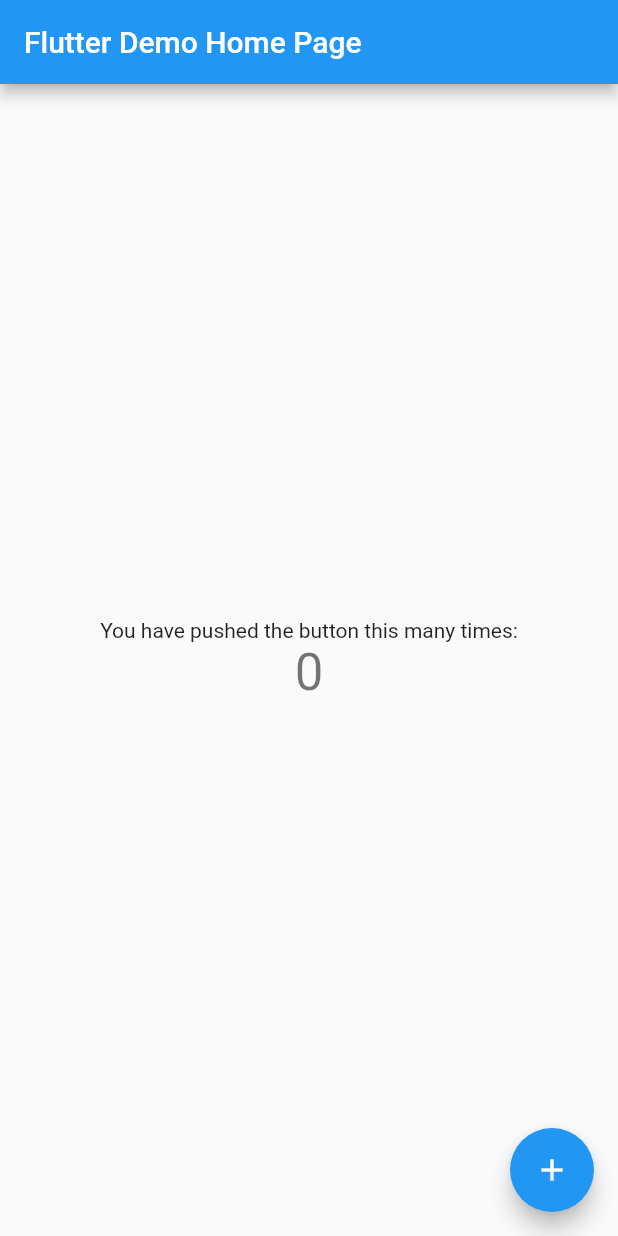
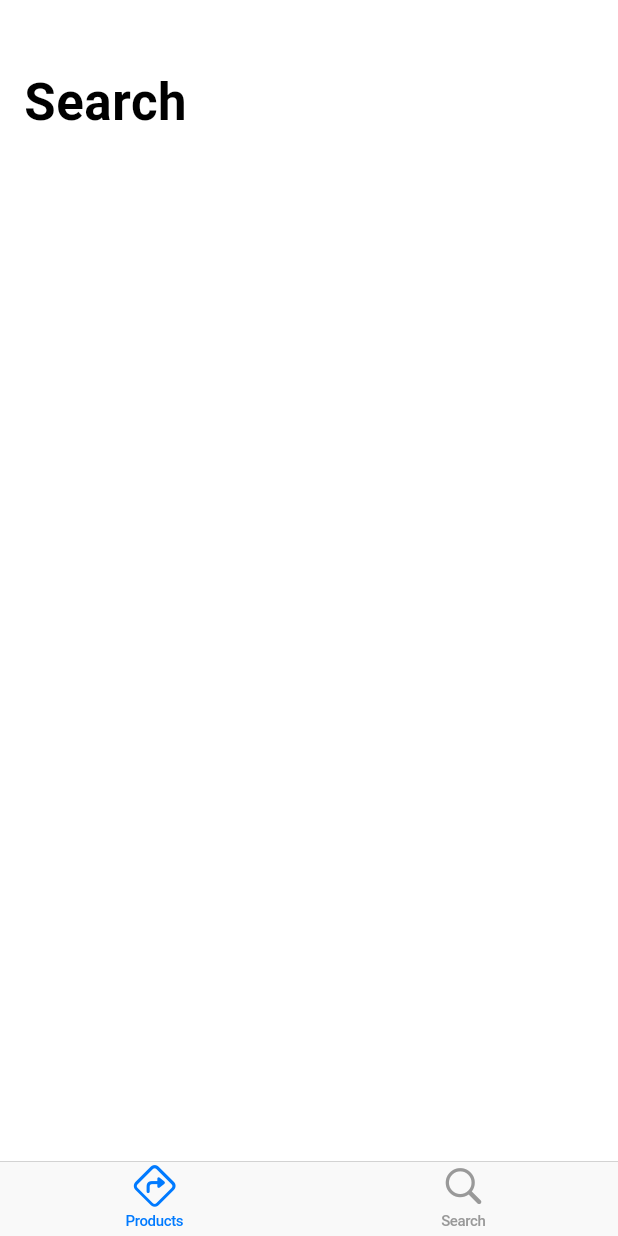
Before and after one commit to bmcciscoding/FlutterNotes, a Flutter app: the screen it shows after launch, on a phone screen of 412 x 824 dp. Run offline on Flutter 3.47's test engine with Material 2 defaults, Android fonts, the phone set to English and light mode, and no system bars.

Commit message:
init apple app

```diff
--- /dev/null
+++ b/FlutterNotes/lib/app.dart
@@ -0,0 +1,79 @@
+import 'package:flutter/cupertino.dart';
+import 'styles.dart';
+
+class CupertinoStoreApp extends StatelessWidget {
+  @override
+  Widget build(BuildContext context) {
+    return CupertinoApp(
+      home: CupertinoStoreHomePage(),
+    );
+  }
+}
+
+// class CupertinoStoreHomePage extends StatelessWidget {
+//   @override
+//   Widget build(BuildContext context) {
+//     return CupertinoPageScaffold(
+//       navigationBar: CupertinoNavigationBar(
+//         middle: const Text('Cupertino Store'),
+//       ),
+//       child: Container(),
+//     );
+//   }
+// }
+
+class CupertinoStoreHomePage extends StatelessWidget {
+  @override
+  Widget build(BuildContext context) {
+    return CupertinoTabScaffold(
+      tabBar: CupertinoTabBar(
+        items: const <BottomNavigationBarItem>[
+          BottomNavigationBarItem(
+            icon: Icon(CupertinoIcons.arrow_up_right_diamond),
+            title: Text('Products'),
+          ),
+          BottomNavigationBarItem(
+            icon: Icon(CupertinoIcons.search),
+            title: Text('Search'),
+          ),
+        ],
+      ),
+      tabBuilder: (context, index) {
+        switch (index) {
+          case 0:
+            return CupertinoTabView(builder: (context) {
+              return CupertinoPageScaffold(
+                child: SearchTab(),
+              );
+            });
+          case 1:
+            return CupertinoTabView(builder: (context) {
+              return CupertinoPageScaffold(
+                child: SearchTab(),
+              );
+            });
+        }
+      },
+    );
+  }
+}
+
+class SearchTab extends StatefulWidget {
+  @override
+  _SearchTabState createState() {
+    return _SearchTabState();
+  }
+}
+
+class _SearchTabState extends State<SearchTab> {
+  @override
+  Widget build(BuildContext context) {
+    return CustomScrollView(
+      slivers: const <Widget>[
+        CupertinoSliverNavigationBar(
+          largeTitle: Text('Search'),
+        ),
+      ],
+    );
+  }
+}
--- a/FlutterNotes/lib/main.dart
+++ b/FlutterNotes/lib/main.dart
@@ -1,117 +1,13 @@
-import 'package:flutter/material.dart';
+import 'package:flutter/cupertino.dart';
+import 'package:flutter/services.dart';
+
+import 'app.dart';
 
 void main() {
-  runApp(MyApp());
+  // This app is designed only to work vertically, so we limit
+  // orientations to portrait up and down.
+  SystemChrome.setPreferredOrientations(
+      [DeviceOrientation.portraitUp, DeviceOrientation.portraitDown]);
+
+  return runApp(CupertinoStoreApp());
 }
-
-class MyApp extends StatelessWidget {
-  // This widget is the root of your application.
-  @override
-  Widget build(BuildContext context) {
-    return MaterialApp(
-      title: 'Flutter Demo',
-      theme: ThemeData(
-        // This is the theme of your application.
-        //
-        // Try running your application with "flutter run". You'll see the
-        // application has a blue toolbar. Then, without quitting the app, try
-        // changing the primarySwatch below to Colors.green and then invoke
-        // "hot reload" (press "r" in the console where you ran "flutter run",
-        // or simply save your changes to "hot reload" in a Flutter IDE).
-        // Notice that the counter didn't reset back to zero; the application
-        // is not restarted.
-        primarySwatch: Colors.blue,
-        // This makes the visual density adapt to the platform that you run
-        // the app on. For desktop platforms, the controls will be smaller and
-        // closer together (more dense) than on mobile platforms.
-        visualDensity: VisualDensity.adaptivePlatformDensity,
-      ),
-      home: MyHomePage(title: 'Flutter Demo Home Page'),
-    );
-  }
-}
-
-class MyHomePage extends StatefulWidget {
-  MyHomePage({Key key, this.title}) : super(key: key);
-
-  // This widget is the home page of your application. It is stateful, meaning
-  // that it has a State object (defined below) that contains fields that affect
-  // how it looks.
-
-  // This class is the configuration for the state. It holds the values (in this
-  // case the title) provided by the parent (in this case the App widget) and
-  // used by the build method of the State. Fields in a Widget subclass are
-  // always marked "final".
-
-  final String title;
-
-  @override
-  _MyHomePageState createState() => _MyHomePageState();
-}
-
-class _MyHomePageState extends State<MyHomePage> {
-  int _counter = 0;
-
-  void _incrementCounter() {
-    setState(() {
-      // This call to setState tells the Flutter framework that something has
-      // changed in this State, which causes it to rerun the build method below
-      // so that the display can reflect the updated values. If we changed
-      // _counter without calling setState(), then the build method would not be
-      // called again, and so nothing would appear to happen.
-      _counter++;
-    });
-  }
-
-  @override
-  Widget build(BuildContext context) {
-    // This method is rerun every time setState is called, for instance as done
-    // by the _incrementCounter method above.
-    //
-    // The Flutter framework has been optimized to make rerunning build methods
-    // fast, so that you can just rebuild anything that needs updating rather
-    // than having to individually change instances of widgets.
-    return Scaffold(
-      appBar: AppBar(
-        // Here we take the value from the MyHomePage object that was created by
-        // the App.build method, and use it to set our appbar title.
-        title: Text(widget.title),
-      ),
-      body: Center(
-        // Center is a layout widget. It takes a single child and positions it
-        // in the middle of the parent.
-        child: Column(
-          // Column is also a layout widget. It takes a list of children and
-          // arranges them vertically. By default, it sizes itself to fit its
-          // children horizontally, and tries to be as tall as its parent.
-          //
-          // Invoke "debug painting" (press "p" in the console, choose the
-          // "Toggle Debug Paint" action from the Flutter Inspector in Android
-          // Studio, or the "Toggle Debug Paint" command in Visual Studio Code)
-          // to see the wireframe for each widget.
-          //
-          // Column has various properties to control how it sizes itself and
-          // how it positions its children. Here we use mainAxisAlignment to
-          // center the children vertically; the main axis here is the vertical
-          // axis because Columns are vertical (the cross axis would be
-          // horizontal).
-          mainAxisAlignment: MainAxisAlignment.center,
-          children: <Widget>[
-            Text(
-              'You have pushed the button this many times:',
-            ),
-            Text(
-              '$_counter',
-              style: Theme.of(context).textTheme.headline4,
-            ),
-          ],
-        ),
-      ),
-      floatingActionButton: FloatingActionButton(
-        onPressed: _incrementCounter,
-        tooltip: 'Increment',
-        child: Icon(Icons.add),
-      ), // This trailing comma makes auto-formatting nicer for build methods.
-    );
-  }
-}
--- /dev/null
+++ b/FlutterNotes/lib/styles.dart
@@ -0,0 +1,18 @@
+import 'package:flutter/cupertino.dart';
+import 'package:flutter/widgets.dart';
+
+abstract class Styles {
+  static const TextStyle productRowItemName = TextStyle(
+    color: Color.fromRGBO(0, 0, 0, 0.8),
+    fontSize: 18,
+    fontStyle: FontStyle.normal,
+    fontWeight: FontWeight.normal,
+  );
+
+  static const TextStyle productRowTotal = TextStyle(
+    color: Color.fromRGBO(0, 0, 0, 0.8),
+    fontSize: 18,
+    fontStyle: FontStyle.normal,
+    fontWeight: FontWeight.bold,
+  );
+}
```
Also changed, not shown: 2 other files.
